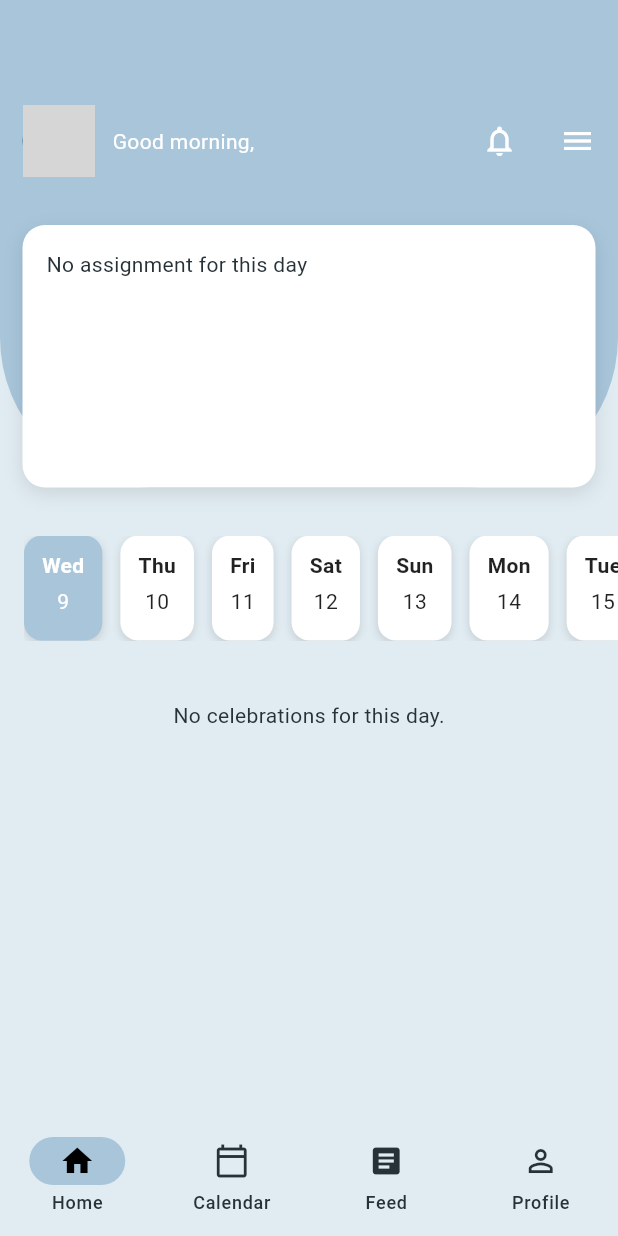
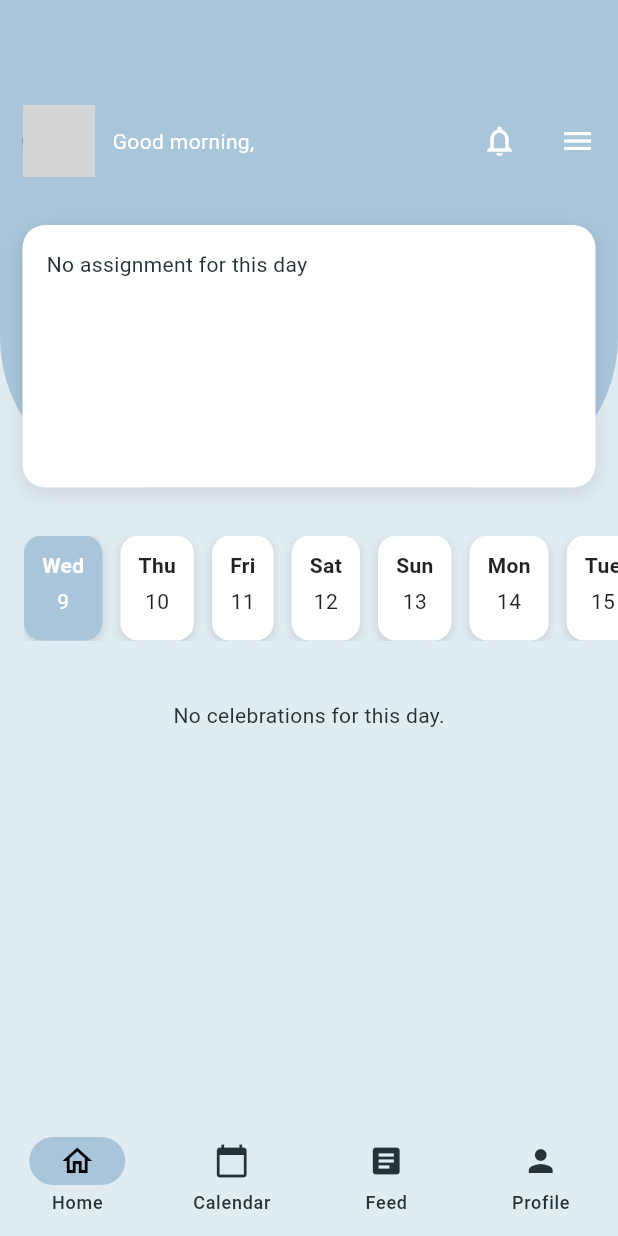
Before and after one commit to KodeVemba/Igreja_do_sol, a Flutter app: the MyHomePage screen opened by its route, on a phone screen of 412 x 824 dp. Run offline on Flutter 3.47's test engine with Material 3 defaults, Android fonts, the phone set to English and light mode, and no system bars; our stand-ins replace cloud_firestore, firebase_auth, firebase_core; accounts and stored records are empty; network calls fail; grey boxes are pictures that could not be loaded.

```diff
--- a/lib/main.dart
+++ b/lib/main.dart
@@ -58,7 +58,7 @@ class MyApp extends StatelessWidget {
       title: 'Church Scheduler',
       debugShowCheckedModeBanner: false,
       theme: ThemeData(colorScheme: peacefulSkyScheme),
-      initialRoute: '/login',
+      initialRoute: '/admin',
       routes: {
         '/login': (context) => const MyLoginPage(),
         '/admin': (context) => const MyAdminPage(),
--- a/lib/screens/home_screen.dart
+++ b/lib/screens/home_screen.dart
@@ -386,13 +386,13 @@ class _MyHomePageState extends State<MyHomePage> {
         },
         destinations: [
           NavigationDestination(
-            icon: Icon(Icons.home_outlined),
-            selectedIcon: Icon(Icons.home),
+            icon: Icon(Icons.home),
+            selectedIcon: Icon(Icons.home_outlined),
             label: 'Home',
           ),
           NavigationDestination(
-            icon: Icon(Icons.calendar_today_outlined),
-            selectedIcon: Icon(Icons.calendar_today),
+            icon: Icon(Icons.calendar_today),
+            selectedIcon: Icon(Icons.calendar_today_outlined),
             label: 'Calendar',
           ),
           NavigationDestination(
@@ -401,8 +401,8 @@ class _MyHomePageState extends State<MyHomePage> {
             label: 'Feed',
           ),
           NavigationDestination(
-            icon: Icon(Icons.person_outline),
-            selectedIcon: Icon(Icons.person),
+            icon: Icon(Icons.person),
+            selectedIcon: Icon(Icons.person_outline),
             label: 'Profile',
           ),
         ],
```
